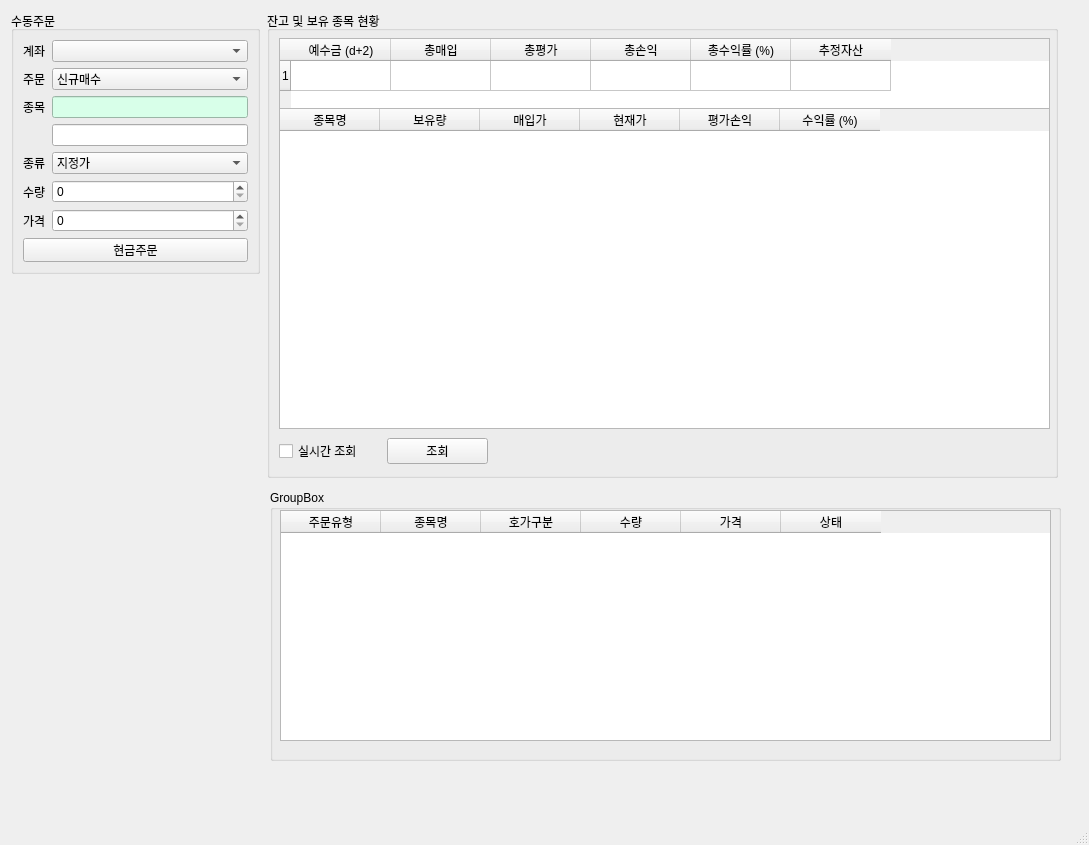
Before: the Qt Designer form pytrader.ui in iburn78/autotrading, drawn with Qt 5.
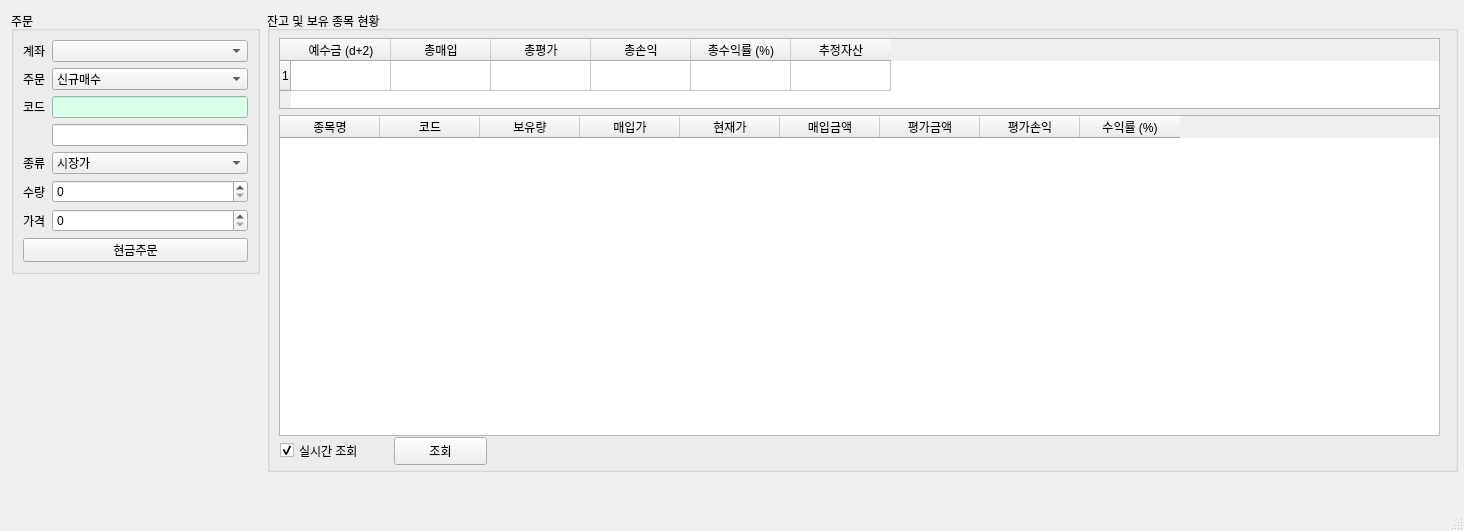
After: the same form once the commit is applied.

Patch:
```diff
--- a/pytrader.ui
+++ b/pytrader.ui
@@ -6,8 +6,8 @@
    <rect>
     <x>0</x>
     <y>0</y>
-    <width>1089</width>
-    <height>845</height>
+    <width>1464</width>
+    <height>531</height>
    </rect>
   </property>
   <property name="windowTitle">
@@ -24,7 +24,7 @@
      </rect>
     </property>
     <property name="title">
-     <string>수동주문</string>
+     <string>주문</string>
     </property>
     <layout class="QFormLayout" name="formLayout">
      <item row="0" column="0">
@@ -71,7 +71,7 @@
      <item row="2" column="0">
       <widget class="QLabel" name="label_3">
        <property name="text">
-        <string>종목</string>
+        <string>코드</string>
        </property>
       </widget>
      </item>
@@ -94,11 +94,6 @@
      </item>
      <item row="4" column="1">
       <widget class="QComboBox" name="comboBox_3">
-       <item>
-        <property name="text">
-         <string>지정가</string>
-        </property>
-       </item>
        <item>
         <property name="text">
          <string>시장가</string>
@@ -154,8 +149,8 @@
      <rect>
       <x>267</x>
       <y>11</y>
-      <width>791</width>
-      <height>467</height>
+      <width>1191</width>
+      <height>461</height>
      </rect>
     </property>
     <property name="title">
@@ -166,7 +161,7 @@
       <rect>
        <x>12</x>
        <y>27</y>
-       <width>771</width>
+       <width>1161</width>
        <height>71</height>
       </rect>
      </property>
@@ -209,8 +204,8 @@
      <property name="geometry">
       <rect>
        <x>12</x>
-       <y>97</y>
-       <width>771</width>
+       <y>104</y>
+       <width>1161</width>
        <height>321</height>
       </rect>
      </property>
@@ -219,6 +214,11 @@
        <string>종목명</string>
       </property>
      </column>
+     <column>
+      <property name="text">
+       <string>코드</string>
+      </property>
+     </column>
      <column>
       <property name="text">
        <string>보유량</string>
@@ -234,6 +234,16 @@
        <string>현재가</string>
       </property>
      </column>
+     <column>
+      <property name="text">
+       <string>매입금액</string>
+      </property>
+     </column>
+     <column>
+      <property name="text">
+       <string>평가금액</string>
+      </property>
+     </column>
      <column>
       <property name="text">
        <string>평가손익</string>
@@ -245,85 +255,74 @@
       </property>
      </column>
     </widget>
-    <widget class="QWidget" name="">
+    <widget class="QCheckBox" name="checkBox">
      <property name="geometry">
       <rect>
-       <x>12</x>
-       <y>425</y>
-       <width>209</width>
-       <height>30</height>
+       <x>13</x>
+       <y>430</y>
+       <width>107</width>
+       <height>19</height>
       </rect>
      </property>
-     <layout class="QHBoxLayout" name="horizontalLayout">
-      <item>
-       <widget class="QCheckBox" name="checkBox">
-        <property name="text">
-         <string>실시간 조회</string>
-        </property>
-       </widget>
-      </item>
-      <item>
-       <widget class="QPushButton" name="pushButton_2">
-        <property name="text">
-         <string>조회</string>
-        </property>
-       </widget>
-      </item>
-     </layout>
+     <property name="text">
+      <string>실시간 조회</string>
+     </property>
+     <property name="checked">
+      <bool>true</bool>
+     </property>
     </widget>
+    <widget class="QPushButton" name="pushButton_2">
+     <property name="geometry">
+      <rect>
+       <x>127</x>
+       <y>426</y>
+       <width>93</width>
+       <height>28</height>
+      </rect>
+     </property>
+     <property name="text">
+      <string>조회</string>
+     </property>
+    </widget>
    </widget>
-   <widget class="QGroupBox" name="groupBox_3">
+   <widget class="QLabel" name="label_7">
     <property name="geometry">
      <rect>
-      <x>270</x>
-      <y>490</y>
-      <width>791</width>
-      <height>271</height>
+      <x>16</x>
+      <y>280</y>
+      <width>231</width>
+      <height>17</height>
      </rect>
     </property>
-    <property name="title">
-     <string>GroupBox</string>
+    <property name="text">
+     <string/>
     </property>
-    <widget class="QTableWidget" name="tableWidget_3">
-     <property name="geometry">
-      <rect>
-       <x>10</x>
-       <y>20</y>
-       <width>771</width>
-       <height>231</height>
-      </rect>
-     </property>
-     <column>
-      <property name="text">
-       <string>주문유형</string>
-      </property>
-     </column>
-     <column>
-      <property name="text">
-       <string>종목명</string>
-      </property>
-     </column>
-     <column>
-      <property name="text">
-       <string>호가구분</string>
-      </property>
-     </column>
-     <column>
-      <property name="text">
-       <string>수량</string>
-      </property>
-     </column>
-     <column>
-      <property name="text">
-       <string>가격</string>
-      </property>
-     </column>
-     <column>
-      <property name="text">
-       <string>상태</string>
-      </property>
-     </column>
-    </widget>
+   </widget>
+   <widget class="QLabel" name="label_8">
+    <property name="geometry">
+     <rect>
+      <x>16</x>
+      <y>440</y>
+      <width>231</width>
+      <height>21</height>
+     </rect>
+    </property>
+    <property name="text">
+     <string/>
+    </property>
+   </widget>
+   <widget class="QLabel" name="label_9">
+    <property name="geometry">
+     <rect>
+      <x>16</x>
+      <y>304</y>
+      <width>231</width>
+      <height>17</height>
+     </rect>
+    </property>
+    <property name="text">
+     <string/>
+    </property>
    </widget>
   </widget>
   <widget class="QMenuBar" name="menubar">
```
Left out of the diff: 7 changed lines with no effect on the pictures.
